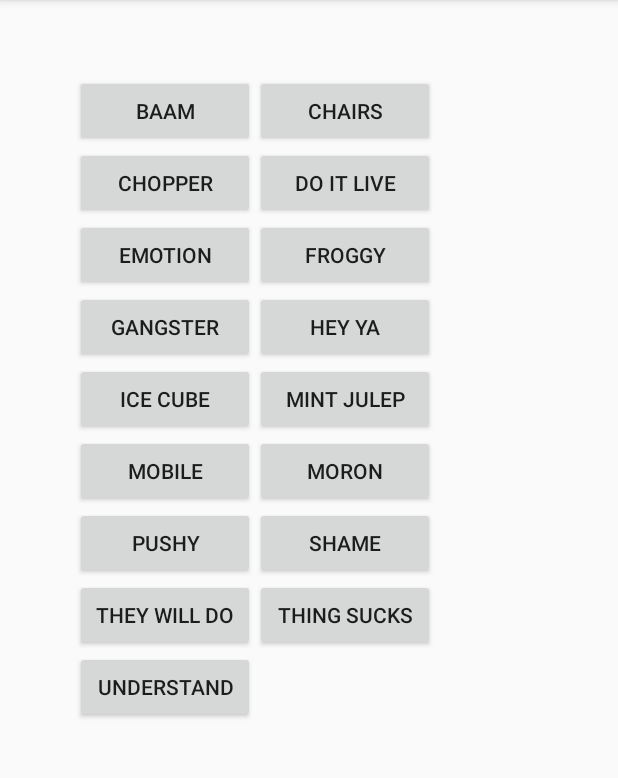
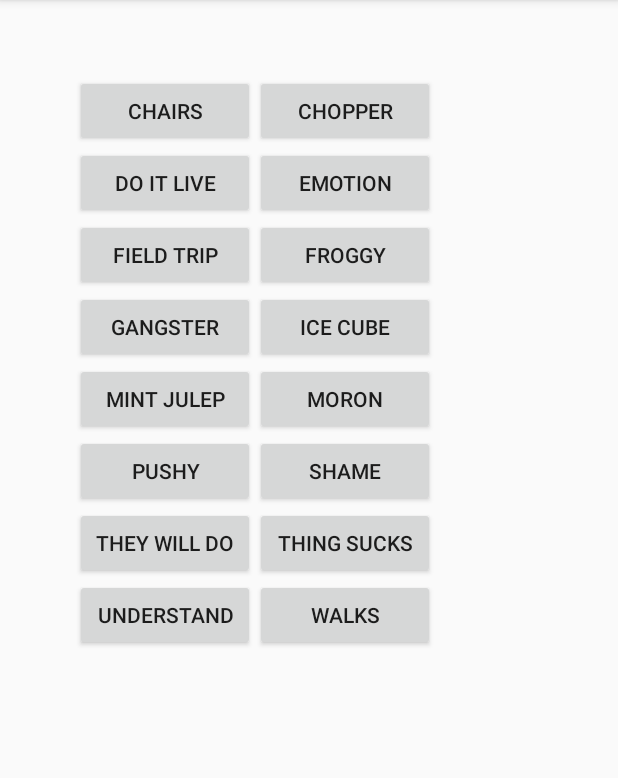
Before and after one commit to trevorism/ism-soundboard, an Android app: the screen it shows after launch (MainActivity), on a phone screen of 412 x 824 dp, the part 84-862 px from its top. Run offline under Robolectric (Android 15) with nearby library versions, the phone set to English and light mode, and no system bars.

Commit message:
Changing a few sounds

```diff
--- a/app/src/main/java/com/trevorism/soundboard/MainActivity.java
+++ b/app/src/main/java/com/trevorism/soundboard/MainActivity.java
@@ -45,12 +45,10 @@ public class MainActivity extends AppCompatActivity {
 
     public void emotion(View view) {
         playSong(R.raw.emotion);
-
     }
 
     public void pushy(View view) {
         playSong(R.raw.pushy);
-
     }
 
     public void understand(View view) {
@@ -65,16 +63,8 @@ public class MainActivity extends AppCompatActivity {
         playSong(R.raw.moron);
     }
 
-    public void mobile(View view) {
-        playSong(R.raw.mobile);
-    }
-
     public void iceCube(View view) {
         playSong(R.raw.ice_cube);
-    }
-
-    public void heyya(View view) {
-        playSong(R.raw.heyya);
     }
 
     public void gangster(View view) {
@@ -85,7 +75,11 @@ public class MainActivity extends AppCompatActivity {
         playSong(R.raw.froggy);
     }
 
-    public void baam(View view) {
-        playSong(R.raw.baam);
+    public void fieldTrip(View view) {
+        playSong(R.raw.field_trip);
+    }
+
+    public void walks(View view) {
+        playSong(R.raw.walks);
     }
 }
--- a/app/src/main/res/layout-land/activity_main.xml
+++ b/app/src/main/res/layout-land/activity_main.xml
@@ -12,13 +12,7 @@
         android:layout_width="fill_parent"
         android:layout_height="wrap_content"
         android:padding="50dp"
-        android:columnCount="4">
-
-        <Button
-            android:onClick="baam"
-            android:layout_width="120dp"
-            android:layout_height="wrap_content"
-            android:text="@string/button_baam"/>
+        android:columnCount="2">
 
         <Button
             android:onClick="chairs"
@@ -45,6 +39,12 @@
             android:text="@string/button_emotion"/>
 
         <Button
+            android:onClick="fieldTrip"
+            android:layout_width="120dp"
+            android:layout_height="wrap_content"
+            android:text="@string/button_field_trip"/>
+
+        <Button
             android:onClick="froggy"
             android:layout_width="120dp"
             android:layout_height="wrap_content"
@@ -57,12 +57,6 @@
             android:text="@string/button_gangster"/>
 
         <Button
-            android:onClick="heyya"
-            android:layout_width="120dp"
-            android:layout_height="wrap_content"
-            android:text="@string/button_heyya"/>
-
-        <Button
             android:onClick="iceCube"
             android:layout_width="120dp"
             android:layout_height="wrap_content"
@@ -73,12 +67,6 @@
             android:layout_width="120dp"
             android:layout_height="wrap_content"
             android:text="@string/button_julep"/>
-
-        <Button
-            android:onClick="mobile"
-            android:layout_width="120dp"
-            android:layout_height="wrap_content"
-            android:text="@string/button_mobile"/>
 
         <Button
             android:onClick="moron"
@@ -115,5 +103,11 @@
             android:layout_width="120dp"
             android:layout_height="wrap_content"
             android:text="@string/button_understand"/>
+
+        <Button
+            android:onClick="walks"
+            android:layout_width="120dp"
+            android:layout_height="wrap_content"
+            android:text="@string/button_walks"/>
     </GridLayout>
 </ScrollView>
--- a/app/src/main/res/layout/activity_main.xml
+++ b/app/src/main/res/layout/activity_main.xml
@@ -13,12 +13,6 @@
         android:layout_height="wrap_content"
         android:padding="50dp"
         android:columnCount="2">
-
-        <Button
-            android:onClick="baam"
-            android:layout_width="120dp"
-            android:layout_height="wrap_content"
-            android:text="@string/button_baam"/>
 
         <Button
             android:onClick="chairs"
@@ -45,6 +39,12 @@
             android:text="@string/button_emotion"/>
 
         <Button
+            android:onClick="fieldTrip"
+            android:layout_width="120dp"
+            android:layout_height="wrap_content"
+            android:text="@string/button_field_trip"/>
+
+        <Button
             android:onClick="froggy"
             android:layout_width="120dp"
             android:layout_height="wrap_content"
@@ -57,12 +57,6 @@
             android:text="@string/button_gangster"/>
 
         <Button
-            android:onClick="heyya"
-            android:layout_width="120dp"
-            android:layout_height="wrap_content"
-            android:text="@string/button_heyya"/>
-
-        <Button
             android:onClick="iceCube"
             android:layout_width="120dp"
             android:layout_height="wrap_content"
@@ -73,12 +67,6 @@
             android:layout_width="120dp"
             android:layout_height="wrap_content"
             android:text="@string/button_julep"/>
-
-        <Button
-            android:onClick="mobile"
-            android:layout_width="120dp"
-            android:layout_height="wrap_content"
-            android:text="@string/button_mobile"/>
 
         <Button
             android:onClick="moron"
@@ -115,5 +103,11 @@
             android:layout_width="120dp"
             android:layout_height="wrap_content"
             android:text="@string/button_understand"/>
+
+        <Button
+            android:onClick="walks"
+            android:layout_width="120dp"
+            android:layout_height="wrap_content"
+            android:text="@string/button_walks"/>
     </GridLayout>
 </ScrollView>
--- a/app/src/main/res/values/strings.xml
+++ b/app/src/main/res/values/strings.xml
@@ -1,20 +1,20 @@
 <resources>
     <string name="app_name">Ism Soundboard</string>
-    <string name="button_shame">Shame</string>
+
+    <string name="button_chairs">Chairs</string>
     <string name="button_chopper">Chopper</string>
     <string name="button_live">Do It Live</string>
-    <string name="button_ice_cube">Ice Cube</string>
-    <string name="button_thing_sucks">Thing Sucks</string>
-    <string name="button_they_will_do">They Will Do</string>
-    <string name="button_julep">Mint Julep</string>
     <string name="button_emotion">Emotion</string>
-    <string name="button_pushy">Pushy</string>
-    <string name="button_understand">Understand</string>
-    <string name="button_baam">Baam</string>
-    <string name="button_chairs">Chairs</string>
+    <string name="button_field_trip">Field Trip</string>
     <string name="button_froggy">Froggy</string>
     <string name="button_gangster">Gangster</string>
-    <string name="button_heyya">Hey Ya</string>
-    <string name="button_mobile">Mobile</string>
+    <string name="button_ice_cube">Ice Cube</string>
+    <string name="button_julep">Mint Julep</string>
     <string name="button_moron">Moron</string>
+    <string name="button_pushy">Pushy</string>
+    <string name="button_shame">Shame</string>
+    <string name="button_they_will_do">They Will Do</string>
+    <string name="button_thing_sucks">Thing Sucks</string>
+    <string name="button_understand">Understand</string>
+    <string name="button_walks">Walks</string>
 </resources>
```
Also changed, not shown: 5 other files.
